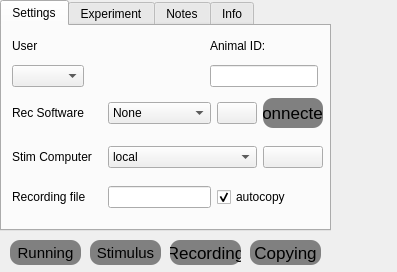
The window that MasterRunner/form.ui (ef-lab/Experiments) describes before a commit, drawn with Qt 5.
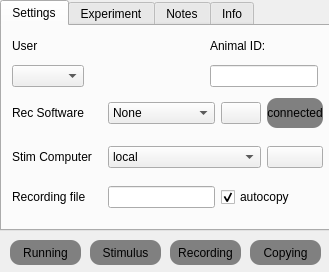
The same window after the commit. Icons and pictures are not drawn.

What changed in the file:
```diff
--- a/MasterRunner/form.ui
+++ b/MasterRunner/form.ui
@@ -12,7 +12,7 @@
    <rect>
     <x>0</x>
     <y>0</y>
-    <width>397</width>
+    <width>329</width>
     <height>272</height>
    </rect>
   </property>
@@ -204,7 +204,7 @@
         <property name="font">
          <font>
           <family>Arial</family>
-          <pointsize>13</pointsize>
+          <pointsize>9</pointsize>
          </font>
         </property>
         <property name="styleSheet">
@@ -859,7 +859,7 @@
    <property name="font">
     <font>
      <family>Arial</family>
-     <pointsize>13</pointsize>
+     <pointsize>9</pointsize>
     </font>
    </property>
    <property name="styleSheet">
@@ -887,7 +887,7 @@
    <property name="font">
     <font>
      <family>Arial</family>
-     <pointsize>11</pointsize>
+     <pointsize>9</pointsize>
     </font>
    </property>
    <property name="styleSheet">
@@ -915,7 +915,7 @@
    <property name="font">
     <font>
      <family>Arial</family>
-     <pointsize>11</pointsize>
+     <pointsize>9</pointsize>
      <weight>50</weight>
      <bold>false</bold>
     </font>
@@ -945,7 +945,7 @@
    <property name="font">
     <font>
      <family>Arial</family>
-     <pointsize>13</pointsize>
+     <pointsize>9</pointsize>
      <weight>50</weight>
      <bold>false</bold>
     </font>
```
